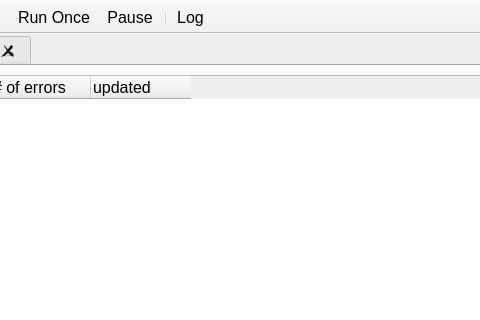
o-jill/kouets, file src/mainwindow.ui: the form before one commit; both pictures show x 221 to 701 and y 0 to 320 of the 800 by 600 pixel window.
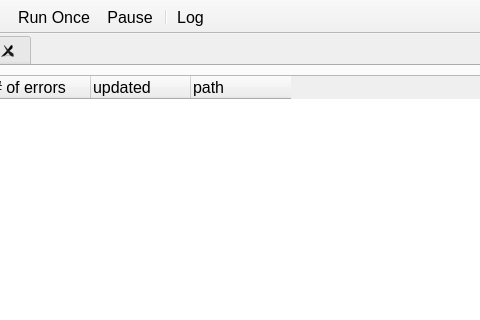
The form after the commit. Icons and pictures are not drawn.

Commit message: changed : file name in tree view. (issue #15)  both absolute path and relative path will be shown in information tab.  the relative path will be used as tab's title but not only filename. fixed : maquee starts when i push pause button. (issue #32) fixed : relative file path in project file are wrong. (issue #34)

Diff of the .ui file:
```diff
--- a/src/mainwindow.ui
+++ b/src/mainwindow.ui
@@ -54,7 +54,7 @@
            <bool>true</bool>
           </property>
           <property name="columnCount">
-           <number>4</number>
+           <number>5</number>
           </property>
           <attribute name="headerStretchLastSection">
            <bool>false</bool>
@@ -79,6 +79,11 @@
             <string>updated</string>
            </property>
           </column>
+          <column>
+           <property name="text">
+            <string>path</string>
+           </property>
+          </column>
          </widget>
         </item>
        </layout>
```
The commit also changes 5 other files.
